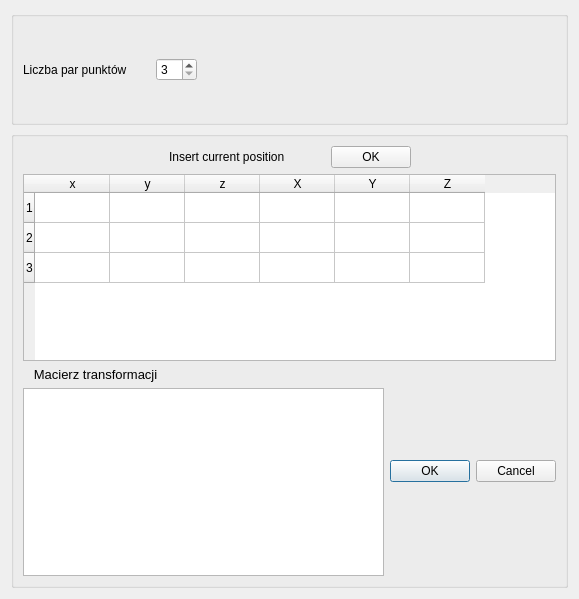
bpycinski/PlusApp, file CommonWidgets/LandmarkTransformationWidget.ui: the form before one commit.
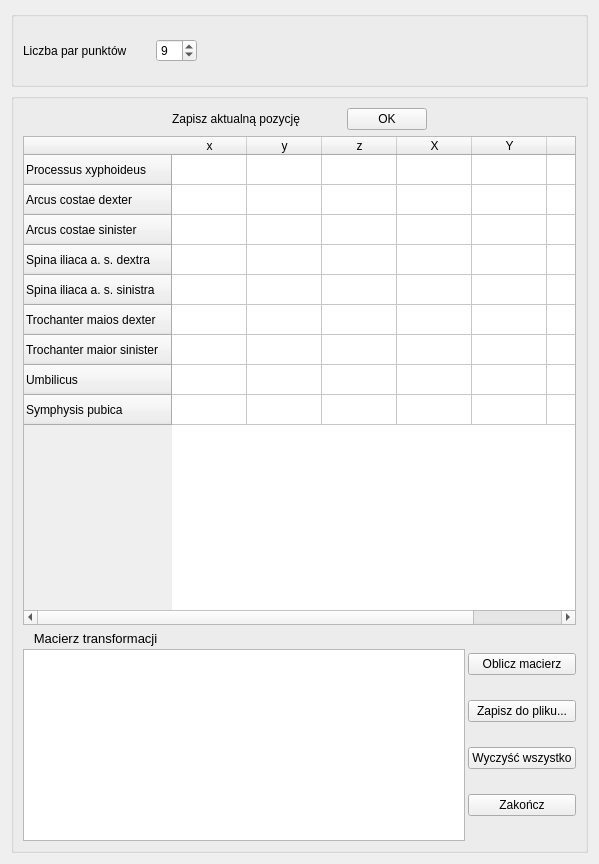
The form after the commit.

Commit message: Zmiany zarowno od tworcow Plusa (kilkanascie commitow dalej), jak i modyfikacja Widgetu LandmarkTransformation - zapisywanie wynikow do pliku, poprawa wygladu interfejsu.

The edit to the form file:
```diff
--- a/CommonWidgets/LandmarkTransformationWidget.ui
+++ b/CommonWidgets/LandmarkTransformationWidget.ui
@@ -6,8 +6,8 @@
    <rect>
     <x>0</x>
     <y>0</y>
-    <width>579</width>
-    <height>599</height>
+    <width>599</width>
+    <height>864</height>
    </rect>
   </property>
   <property name="sizePolicy">
@@ -16,7 +16,7 @@
     <verstretch>0</verstretch>
    </sizepolicy>
   </property>
-  <layout class="QVBoxLayout" name="verticalLayout">
+  <layout class="QVBoxLayout" name="verticalLayout" stretch="0,10">
    <item>
     <widget class="QGroupBox" name="groupBox">
      <property name="sizePolicy">
@@ -53,6 +53,9 @@
         <property name="minimum">
          <number>3</number>
         </property>
+        <property name="value">
+         <number>9</number>
+        </property>
        </widget>
       </item>
       <item>
@@ -85,9 +88,12 @@
      <property name="title">
       <string/>
      </property>
-     <layout class="QVBoxLayout" name="verticalLayout_2">
+     <layout class="QVBoxLayout" name="verticalLayout_2" stretch="0,4,0">
       <item>
        <layout class="QHBoxLayout" name="horizontalLayout_2">
+        <property name="spacing">
+         <number>7</number>
+        </property>
         <item>
          <spacer name="horizontalSpacer_2">
           <property name="orientation">
@@ -104,7 +110,7 @@
         <item>
          <widget class="QLabel" name="label_3">
           <property name="text">
-           <string>Insert current position</string>
+           <string>Zapisz aktualną pozycję</string>
           </property>
          </widget>
         </item>
@@ -159,17 +165,47 @@
         </attribute>
         <row>
          <property name="text">
-          <string>1</string>
+          <string>Processus xyphoideus</string>
          </property>
         </row>
         <row>
          <property name="text">
-          <string>2</string>
+          <string>Arcus costae dexter</string>
          </property>
         </row>
         <row>
          <property name="text">
-          <string>3</string>
+          <string>Arcus costae sinister</string>
+         </property>
+        </row>
+        <row>
+         <property name="text">
+          <string>Spina iliaca a. s. dextra</string>
+         </property>
+        </row>
+        <row>
+         <property name="text">
+          <string>Spina iliaca a. s. sinistra</string>
+         </property>
+        </row>
+        <row>
+         <property name="text">
+          <string>Trochanter maios dexter</string>
+         </property>
+        </row>
+        <row>
+         <property name="text">
+          <string>Trochanter maior sinister</string>
+         </property>
+        </row>
+        <row>
+         <property name="text">
+          <string>Umbilicus</string>
+         </property>
+        </row>
+        <row>
+         <property name="text">
+          <string>Symphysis pubica</string>
          </property>
         </row>
         <column>
@@ -205,7 +241,10 @@
        </widget>
       </item>
       <item>
-       <layout class="QHBoxLayout" name="horizontalLayout">
+       <layout class="QHBoxLayout" name="horizontalLayout" stretch="0,0">
+        <property name="spacing">
+         <number>3</number>
+        </property>
         <item>
          <layout class="QVBoxLayout" name="verticalLayout_3" stretch="0,0">
           <property name="sizeConstraint">
@@ -236,20 +275,36 @@
          </layout>
         </item>
         <item>
-         <widget class="QDialogButtonBox" name="buttonBox">
-          <property name="sizePolicy">
-           <sizepolicy hsizetype="Maximum" vsizetype="Fixed">
-            <horstretch>0</horstretch>
-            <verstretch>0</verstretch>
-           </sizepolicy>
-          </property>
-          <property name="standardButtons">
-           <set>QDialogButtonBox::Cancel|QDialogButtonBox::Ok</set>
-          </property>
-          <property name="centerButtons">
-           <bool>true</bool>
-          </property>
-         </widget>
+         <layout class="QVBoxLayout" name="verticalLayout_4">
+          <item>
+           <widget class="QPushButton" name="pushButton_oblicz">
+            <property name="text">
+             <string>Oblicz macierz</string>
+            </property>
+           </widget>
+          </item>
+          <item>
+           <widget class="QPushButton" name="pushButton_zapisz">
+            <property name="text">
+             <string>Zapisz do pliku...</string>
+            </property>
+           </widget>
+          </item>
+          <item>
+           <widget class="QPushButton" name="pushButton_wyczysc">
+            <property name="text">
+             <string>Wyczyść wszystko</string>
+            </property>
+           </widget>
+          </item>
+          <item>
+           <widget class="QPushButton" name="pushButton_zakoncz">
+            <property name="text">
+             <string>Zakończ</string>
+            </property>
+           </widget>
+          </item>
+         </layout>
         </item>
        </layout>
       </item>
```
Left out of the diff: 48 changed lines with no effect on the pictures. The commit also changes 24 other files.
